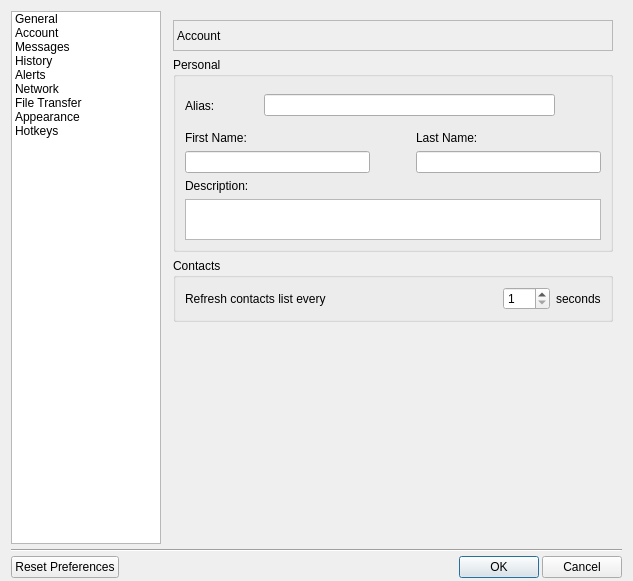
The window that src/settingsdialog.ui (parikshitag/wavr) describes before a commit, drawn with Qt 5.
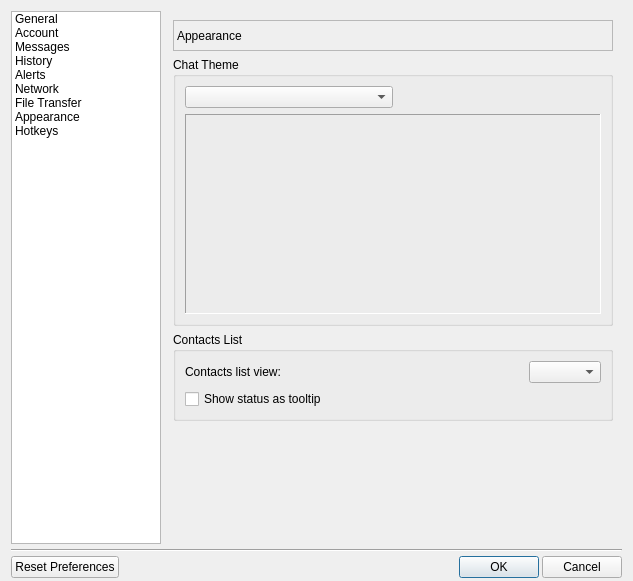
The same window after the commit. Custom widgets are drawn as their Qt base class.

Commit message: Theme Completed

Patch:
```diff
--- a/src/settingsdialog.ui
+++ b/src/settingsdialog.ui
@@ -92,7 +92,7 @@
      <item>
       <widget class="QStackedWidget" name="stackedWidget">
        <property name="currentIndex">
-        <number>1</number>
+        <number>4</number>
        </property>
        <widget class="QWidget" name="pageGeneral">
         <layout class="QVBoxLayout" name="verticalLayout">
@@ -1007,6 +1007,164 @@
          </item>
         </layout>
        </widget>
+       <widget class="QWidget" name="pageThemes">
+        <layout class="QVBoxLayout" name="verticalLayout_20">
+         <item>
+          <widget class="QLabel" name="lblThemePage">
+           <property name="sizePolicy">
+            <sizepolicy hsizetype="Preferred" vsizetype="Fixed">
+             <horstretch>0</horstretch>
+             <verstretch>0</verstretch>
+            </sizepolicy>
+           </property>
+           <property name="minimumSize">
+            <size>
+             <width>0</width>
+             <height>31</height>
+            </size>
+           </property>
+           <property name="frameShape">
+            <enum>QFrame::StyledPanel</enum>
+           </property>
+           <property name="frameShadow">
+            <enum>QFrame::Sunken</enum>
+           </property>
+           <property name="text">
+            <string>Appearance</string>
+           </property>
+          </widget>
+         </item>
+         <item>
+          <widget class="QGroupBox" name="grpChatTheme">
+           <property name="title">
+            <string>Chat Theme</string>
+           </property>
+           <layout class="QVBoxLayout" name="verticalLayout_30">
+            <item>
+             <layout class="QHBoxLayout" name="horizontalLayout_25">
+              <item>
+               <widget class="QComboBox" name="cboTheme">
+                <property name="sizePolicy">
+                 <sizepolicy hsizetype="Expanding" vsizetype="Fixed">
+                  <horstretch>0</horstretch>
+                  <verstretch>0</verstretch>
+                 </sizepolicy>
+                </property>
+               </widget>
+              </item>
+              <item>
+               <spacer name="horizontalSpacer_23">
+                <property name="orientation">
+                 <enum>Qt::Horizontal</enum>
+                </property>
+                <property name="sizeHint" stdset="0">
+                 <size>
+                  <width>40</width>
+                  <height>20</height>
+                 </size>
+                </property>
+               </spacer>
+              </item>
+             </layout>
+            </item>
+            <item>
+             <widget class="QFrame" name="fraMessageLog">
+              <property name="minimumSize">
+               <size>
+                <width>341</width>
+                <height>200</height>
+               </size>
+              </property>
+              <property name="frameShape">
+               <enum>QFrame::Panel</enum>
+              </property>
+              <property name="frameShadow">
+               <enum>QFrame::Sunken</enum>
+              </property>
+              <layout class="QVBoxLayout" name="verticalLayout_29">
+               <property name="leftMargin">
+                <number>0</number>
+               </property>
+               <property name="topMargin">
+                <number>0</number>
+               </property>
+               <property name="rightMargin">
+                <number>0</number>
+               </property>
+               <property name="bottomMargin">
+                <number>0</number>
+               </property>
+               <item>
+                <layout class="QHBoxLayout" name="logLayout"/>
+               </item>
+              </layout>
+             </widget>
+            </item>
+           </layout>
+          </widget>
+         </item>
+         <item>
+          <widget class="QGroupBox" name="groupBox">
+           <property name="title">
+            <string>Contacts List</string>
+           </property>
+           <layout class="QVBoxLayout" name="verticalLayout_19">
+            <item>
+             <layout class="QVBoxLayout" name="verticalLayout_18">
+              <item>
+               <layout class="QHBoxLayout" name="horizontalLayout_6">
+                <item>
+                 <widget class="QLabel" name="lblUserListView">
+                  <property name="text">
+                   <string>Contacts list view:</string>
+                  </property>
+                 </widget>
+                </item>
+                <item>
+                 <spacer name="horizontalSpacer_27">
+                  <property name="orientation">
+                   <enum>Qt::Horizontal</enum>
+                  </property>
+                  <property name="sizeHint" stdset="0">
+                   <size>
+                    <width>40</width>
+                    <height>20</height>
+                   </size>
+                  </property>
+                 </spacer>
+                </item>
+                <item>
+                 <widget class="QComboBox" name="cboUserListView"/>
+                </item>
+               </layout>
+              </item>
+              <item>
+               <widget class="QCheckBox" name="chkUserListToolTip">
+                <property name="text">
+                 <string>Show status as tooltip</string>
+                </property>
+               </widget>
+              </item>
+             </layout>
+            </item>
+           </layout>
+          </widget>
+         </item>
+         <item>
+          <spacer name="verticalSpacer_8">
+           <property name="orientation">
+            <enum>Qt::Vertical</enum>
+           </property>
+           <property name="sizeHint" stdset="0">
+            <size>
+             <width>20</width>
+             <height>90</height>
+            </size>
+           </property>
+          </spacer>
+         </item>
+        </layout>
+       </widget>
       </widget>
      </item>
     </layout>
```
The commit also changes 9 other files.
